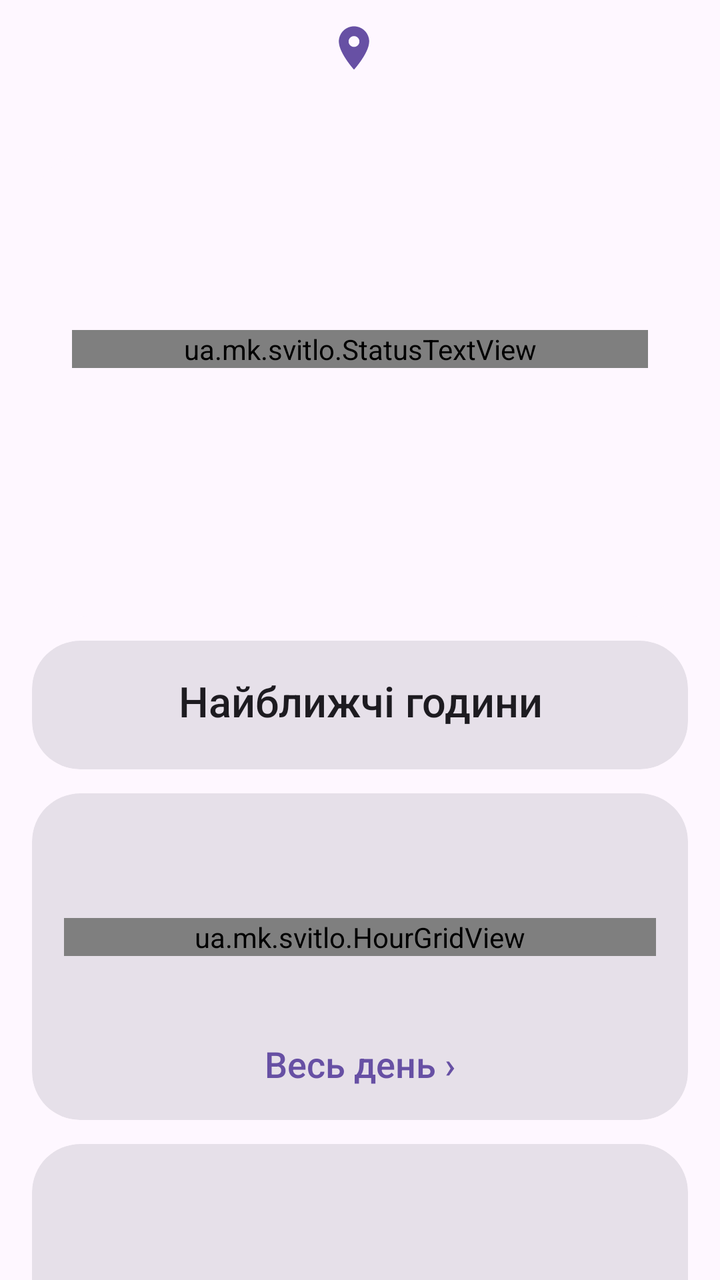
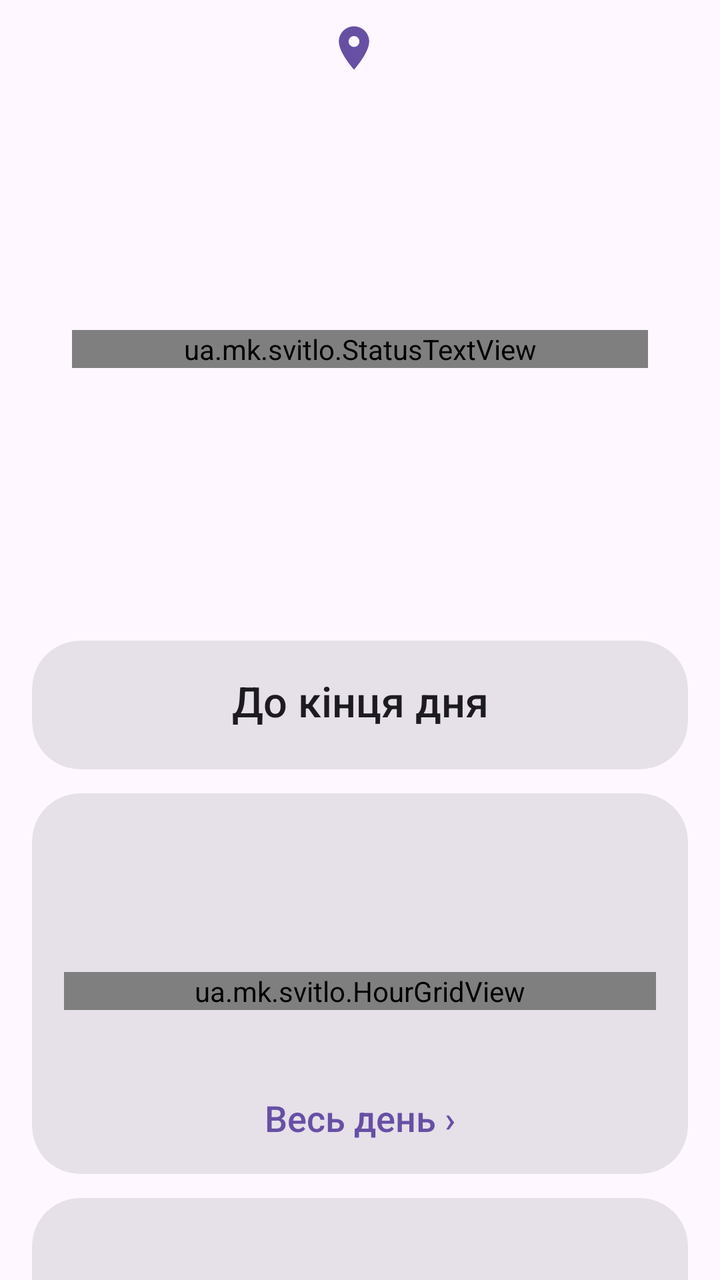

An Android layout rendered at two revisions. The XML below is the earlier revision; the diff shows what the commit changed to produce the second picture.
<!-- AndroidManifest.xml: application theme AppTheme -->
<!-- res/layout/page_address.xml -->
<?xml version="1.0" encoding="utf-8"?>

<androidx.core.widget.NestedScrollView xmlns:android="http://schemas.android.com/apk/res/android"
    xmlns:app="http://schemas.android.com/apk/res-auto"
    android:id="@+id/page_scroll"
    android:layout_width="match_parent"
    android:layout_height="match_parent">

    <LinearLayout
        android:id="@+id/page_content"
        android:layout_width="match_parent"
        android:layout_height="wrap_content"
        android:orientation="vertical"
        android:paddingStart="16dp"
        android:paddingTop="8dp"
        android:paddingEnd="16dp"
        android:paddingBottom="24dp">

        
        <LinearLayout
            android:id="@+id/p_addr_box"
            android:layout_width="wrap_content"
            android:layout_height="wrap_content"
            android:layout_gravity="center_horizontal"
            android:gravity="center_vertical"
            android:orientation="horizontal">

            <ImageView
                android:layout_width="26dp"
                android:layout_height="26dp"
                android:layout_marginEnd="6dp"
                android:contentDescription="@null"
                android:src="@drawable/ic_place"
                android:tint="?attr/colorPrimary" />

            <TextView
                android:id="@+id/p_addr_name"
                android:layout_width="wrap_content"
                android:layout_height="wrap_content"
                android:fontFamily="sans-serif-medium"
                android:gravity="center"
                android:textColor="?attr/colorOnSurface"
                android:textSize="24sp" />
        </LinearLayout>

        <TextView
            android:id="@+id/p_addr_full"
            android:layout_width="match_parent"
            android:layout_height="wrap_content"
            android:layout_marginTop="2dp"
            android:layout_marginBottom="12dp"
            android:gravity="center"
            android:textColor="?attr/colorOnSurfaceVariant"
            android:textSize="17sp" />

        
        <com.google.android.material.card.MaterialCardView
            android:id="@+id/card_hero"
            android:layout_width="match_parent"
            android:layout_height="wrap_content"
            app:cardCornerRadius="28dp"
            app:cardElevation="0dp"
            app:strokeWidth="0dp">

            <LinearLayout
                android:layout_width="match_parent"
                android:layout_height="wrap_content"
                android:gravity="center_horizontal"
                android:orientation="vertical"
                android:paddingStart="20dp"
                android:paddingTop="22dp"
                android:paddingEnd="20dp"
                android:paddingBottom="22dp">

                <ImageView
                    android:id="@+id/h_icon"
                    android:layout_width="60dp"
                    android:layout_height="60dp"
                    android:contentDescription="@null" />

                <ua.mk.svitlo.StatusTextView
                    android:id="@+id/h_title"
                    android:layout_width="match_parent"
                    android:layout_height="wrap_content"
                    android:layout_marginTop="6dp"
                    android:fontFamily="sans-serif-medium"
                    android:gravity="center"
                    android:textSize="36sp" />

                <TextView
                    android:id="@+id/h_line1"
                    android:layout_width="match_parent"
                    android:layout_height="wrap_content"
                    android:layout_marginTop="10dp"
                    android:fontFamily="sans-serif-medium"
                    android:gravity="center"
                    android:textSize="24sp" />

                <TextView
                    android:id="@+id/h_line2"
                    android:layout_width="match_parent"
                    android:layout_height="wrap_content"
                    android:layout_marginTop="2dp"
                    android:gravity="center"
                    android:textSize="18sp" />

                
                <TextView
                    android:id="@+id/h_line3"
                    android:layout_width="match_parent"
                    android:layout_height="wrap_content"
                    android:layout_marginTop="8dp"
                    android:gravity="center"
                    android:textSize="19sp" />

                <com.google.android.material.button.MaterialButton
                    android:id="@+id/btn_add_first"
                    android:layout_width="wrap_content"
                    android:layout_height="wrap_content"
                    android:layout_marginTop="14dp"
                    android:text="Додати адресу"
                    android:textSize="18sp"
                    android:visibility="gone"
                    app:icon="@drawable/ic_add" />
            </LinearLayout>
        </com.google.android.material.card.MaterialCardView>

        
        <com.google.android.material.card.MaterialCardView
            android:id="@+id/card_next"
            style="?attr/materialCardViewFilledStyle"
            android:layout_width="match_parent"
            android:layout_height="wrap_content"
            android:layout_marginTop="12dp"
            app:cardCornerRadius="24dp">

            <LinearLayout
                android:layout_width="match_parent"
                android:layout_height="wrap_content"
                android:orientation="vertical"
                android:padding="16dp">

                <TextView
                    android:layout_width="match_parent"
                    android:layout_height="wrap_content"
                    android:layout_marginBottom="4dp"
                    android:fontFamily="sans-serif-medium"
                    android:gravity="center"
                    android:text="Найближчі години"
                    android:textColor="?attr/colorOnSurface"
                    android:textSize="21sp" />

                <LinearLayout
                    android:id="@+id/m_next"
                    android:layout_width="match_parent"
                    android:layout_height="wrap_content"
                    android:orientation="vertical" />
            </LinearLayout>
        </com.google.android.material.card.MaterialCardView>

        
        <com.google.android.material.card.MaterialCardView
            android:id="@+id/card_today"
            style="?attr/materialCardViewFilledStyle"
            android:layout_width="match_parent"
            android:layout_height="wrap_content"
            android:layout_marginTop="12dp"
            app:cardCornerRadius="24dp">

            <LinearLayout
                android:layout_width="match_parent"
                android:layout_height="wrap_content"
                android:orientation="vertical"
                android:padding="16dp">

                <TextView
                    android:id="@+id/m_today_label"
                    android:layout_width="match_parent"
                    android:layout_height="wrap_content"
                    android:fontFamily="sans-serif-medium"
                    android:gravity="center"
                    android:textColor="?attr/colorOnSurface"
                    android:textSize="21sp" />

                <LinearLayout
                    android:id="@+id/m_today_works"
                    android:layout_width="match_parent"
                    android:layout_height="wrap_content"
                    android:layout_marginTop="8dp"
                    android:orientation="vertical" />

                <ua.mk.svitlo.HourGridView
                    android:id="@+id/m_today_grid"
                    android:layout_width="match_parent"
                    android:layout_height="wrap_content"
                    android:layout_marginTop="10dp" />

                <TextView
                    android:id="@+id/m_legend"
                    android:layout_width="match_parent"
                    android:layout_height="wrap_content"
                    android:layout_marginTop="10dp"
                    android:gravity="center"
                    android:lineSpacingExtra="4dp"
                    android:textColor="?attr/colorOnSurfaceVariant"
                    android:textSize="16sp" />

                <TextView
                    android:layout_width="match_parent"
                    android:layout_height="wrap_content"
                    android:layout_marginTop="10dp"
                    android:fontFamily="sans-serif-medium"
                    android:gravity="center"
                    android:text="Весь день ›"
                    android:textColor="?attr/colorPrimary"
                    android:textSize="18sp" />
            </LinearLayout>
        </com.google.android.material.card.MaterialCardView>

        
        <com.google.android.material.card.MaterialCardView
            android:id="@+id/card_tomorrow"
            style="?attr/materialCardViewFilledStyle"
            android:layout_width="match_parent"
            android:layout_height="wrap_content"
            android:layout_marginTop="12dp"
            app:cardCornerRadius="24dp">

            <LinearLayout
                android:layout_width="match_parent"
                android:layout_height="wrap_content"
                android:orientation="vertical"
                android:padding="16dp">

                <TextView
                    android:id="@+id/m_tomorrow_label"
                    android:layout_width="match_parent"
                    android:layout_height="wrap_content"
                    android:fontFamily="sans-serif-medium"
                    android:gravity="center"
                    android:textColor="?attr/colorOnSurface"
                    android:textSize="21sp" />

                <TextView
                    android:id="@+id/m_tomorrow_text"
                    android:layout_width="match_parent"
                    android:layout_height="wrap_content"
                    android:layout_marginTop="8dp"
                    android:gravity="center"
                    android:lineSpacingExtra="2dp"
                    android:textColor="?attr/colorOnSurface"
                    android:textSize="20sp" />

                <LinearLayout
                    android:id="@+id/m_tomorrow_works"
                    android:layout_width="match_parent"
                    android:layout_height="wrap_content"
                    android:layout_marginTop="8dp"
                    android:orientation="vertical" />

                <ua.mk.svitlo.HourGridView
                    android:id="@+id/m_tomorrow_grid"
                    android:layout_width="match_parent"
                    android:layout_height="wrap_content"
                    android:layout_marginTop="10dp" />

                <TextView
                    android:id="@+id/m_tomorrow_more"
                    android:layout_width="match_parent"
                    android:layout_height="wrap_content"
                    android:layout_marginTop="10dp"
                    android:fontFamily="sans-serif-medium"
                    android:gravity="center"
                    android:text="Весь день ›"
                    android:textColor="?attr/colorPrimary"
                    android:textSize="18sp" />
            </LinearLayout>
        </com.google.android.material.card.MaterialCardView>

        
        <TextView
            android:id="@+id/m_queues"
            android:layout_width="match_parent"
            android:layout_height="wrap_content"
            android:layout_marginTop="16dp"
            android:gravity="center"
            android:textColor="?attr/colorOnSurfaceVariant"
            android:textSize="15sp" />

        <TextView
            android:id="@+id/m_updated"
            android:layout_width="match_parent"
            android:layout_height="wrap_content"
            android:layout_marginTop="2dp"
            android:gravity="center"
            android:textColor="?attr/colorOnSurfaceVariant"
            android:textSize="14sp" />
    </LinearLayout>
</androidx.core.widget.NestedScrollView>
<!-- resources referenced by this layout -->
<resources>
  <!-- drawable ic_add (drawable) -->
  <?xml version="1.0" encoding="utf-8"?>
  <vector xmlns:android="http://schemas.android.com/apk/res/android"
      android:width="24dp"
      android:height="24dp"
      android:viewportWidth="24"
      android:viewportHeight="24">
      <path android:fillColor="#FF000000" android:pathData="M19,13h-6v6h-2v-6H5v-2h6V5h2v6h6v2z" />
  </vector>
  <!-- drawable ic_place (drawable) -->
  <?xml version="1.0" encoding="utf-8"?>
  <vector xmlns:android="http://schemas.android.com/apk/res/android"
      android:width="24dp"
      android:height="24dp"
      android:viewportWidth="24"
      android:viewportHeight="24">
      <path android:fillColor="#FF000000" android:pathData="M12,2C8.13,2 5,5.13 5,9c0,5.25 7,13 7,13s7,-7.75 7,-13c0,-3.87 -3.13,-7 -7,-7zM12,11.5c-1.38,0 -2.5,-1.12 -2.5,-2.5s1.12,-2.5 2.5,-2.5 2.5,1.12 2.5,2.5 -1.12,2.5 -2.5,2.5z" />
  </vector>
  <style name="AppTheme" parent="Theme.Material3.DayNight.NoActionBar">
          <item name="android:statusBarColor">?attr/colorSurface</item>
          <item name="android:windowLightStatusBar">@bool/light_bars</item>
      </style>
</resources>

<!-- the commit's change to res/layout/page_address.xml (unified diff, before → after) -->
@@ -146,7 +146,7 @@
                     android:layout_marginBottom="4dp"
                     android:fontFamily="sans-serif-medium"
                     android:gravity="center"
-                    android:text="Найближчі години"
+                    android:text="До кінця дня"
                     android:textColor="?attr/colorOnSurface"
                     android:textSize="21sp" />
 
@@ -182,12 +182,15 @@
                     android:textColor="?attr/colorOnSurface"
                     android:textSize="21sp" />
 
-                <LinearLayout
-                    android:id="@+id/m_today_works"
+                <TextView
+                    android:id="@+id/m_today_text"
                     android:layout_width="match_parent"
                     android:layout_height="wrap_content"
                     android:layout_marginTop="8dp"
-                    android:orientation="vertical" />
+                    android:gravity="center"
+                    android:lineSpacingExtra="2dp"
+                    android:textColor="?attr/colorOnSurface"
+                    android:textSize="20sp" />
 
                 <ua.mk.svitlo.HourGridView
                     android:id="@+id/m_today_grid"
@@ -251,12 +254,7 @@
                     android:textColor="?attr/colorOnSurface"
                     android:textSize="20sp" />
 
-                <LinearLayout
-                    android:id="@+id/m_tomorrow_works"
-                    android:layout_width="match_parent"
-                    android:layout_height="wrap_content"
-                    android:layout_marginTop="8dp"
-                    android:orientation="vertical" />
+
 
                 <ua.mk.svitlo.HourGridView
                     android:id="@+id/m_tomorrow_grid"
